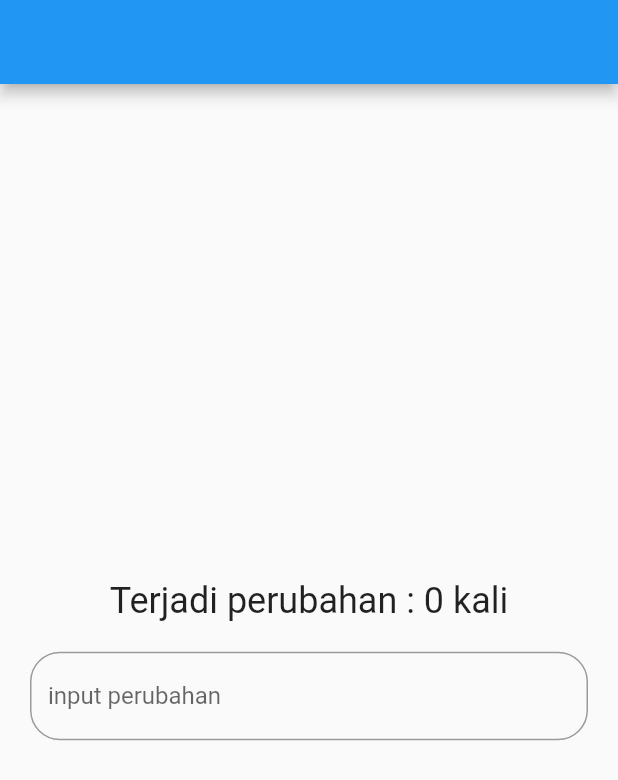
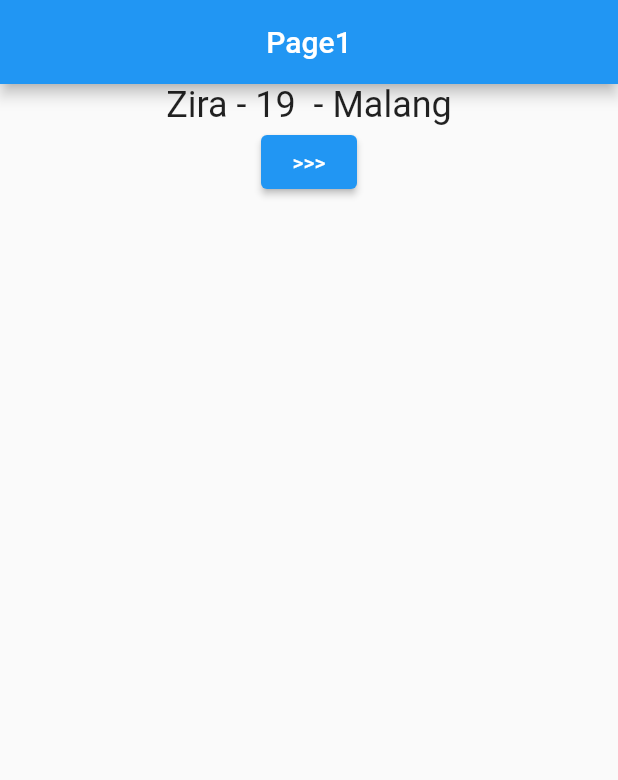
Before and after one commit to AlsoKnownAsZira/flutteringpt7, a Flutter app: the screen it shows after launch, on a phone screen of 412 x 824 dp. Shown: the top 780 px of the screen. Run offline on Flutter 3.47's test engine with Material 2 defaults, Android fonts, the phone set to English and light mode, and no system bars; our stand-ins replace get.

Commit message:
finished getx Inject

```diff
--- /dev/null
+++ b/lib/controllers/inject_controller.dart
@@ -0,0 +1,10 @@
+import 'package:flutter/material.dart';
+import 'package:get/get.dart';
+
+class inject_controller extends GetxController {
+  Map<String, dynamic> data1 = {"name": "Zira", "age": 19, "adress": "Malang"};
+  Map<String, dynamic> data2 = {"name": "Marx", "age": 41, "adress": "Pasuruan"};
+
+
+
+}
--- a/lib/main.dart
+++ b/lib/main.dart
@@ -1,6 +1,8 @@
 import 'package:flutter/material.dart';
+import 'package:flutteringpt7/controllers/inject_controller.dart';
 import 'package:flutteringpt7/pages/dialog_snackbar.dart';
 import 'package:flutteringpt7/pages/getx_worker.dart';
+import 'package:flutteringpt7/pages/inject_page1.dart';
 import 'package:flutteringpt7/pages/reactive_types.dart';
 import 'package:flutteringpt7/pages/tally_counter.dart';
 import 'package:flutteringpt7/pages/tally_state.dart';
@@ -11,13 +13,13 @@ void main() {
 }
 
 class MyApp extends StatelessWidget {
-  const MyApp({super.key});
-
+  MyApp({super.key});
+  final pageOnec = Get.lazyPut(() => inject_controller());
   @override
   Widget build(BuildContext context) {
     return GetMaterialApp(
       debugShowCheckedModeBanner: false,
-      home: getx_worker(),
+      home: inject_page1(),
     );
   }
 }
--- /dev/null
+++ b/lib/pages/inject_page1.dart
@@ -0,0 +1,37 @@
+import 'package:flutter/material.dart';
+import 'package:flutteringpt7/controllers/inject_controller.dart';
+import 'package:flutteringpt7/pages/inject_page2.dart';
+import 'package:get/get.dart';
+
+class inject_page1 extends StatelessWidget {
+  inject_page1({super.key});
+   final pageOnec = Get.find<inject_controller>();
+  @override
+  Widget build(BuildContext context) {
+    return Scaffold(
+      appBar: AppBar(
+        title: Text("Page1"),
+        centerTitle: true,
+      ),
+      body: Center(
+        child: Column(
+          children: [
+            Text(
+              "${pageOnec.data1['name']} - ${pageOnec.data1['age']}  - ${pageOnec.data1['adress']}",
+              style: TextStyle(fontSize: 24),
+            ),
+            ElevatedButton(
+                onPressed: () {
+                  Navigator.push(
+                      context,
+                      MaterialPageRoute(
+                        builder: (context) => inject_page2(),
+                      ));
+                },
+                child: Text(">>>"))
+          ],
+        ),
+      ),
+    );
+  }
+}
```
Also changed, not shown: lib/pages/inject_page2.dart (added, +23 -0 lines).
